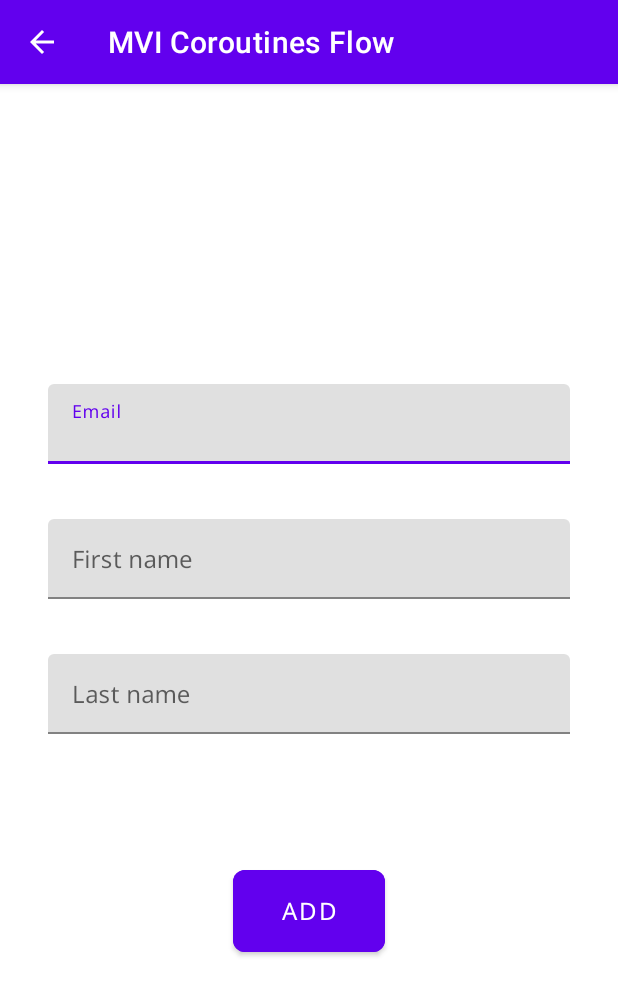
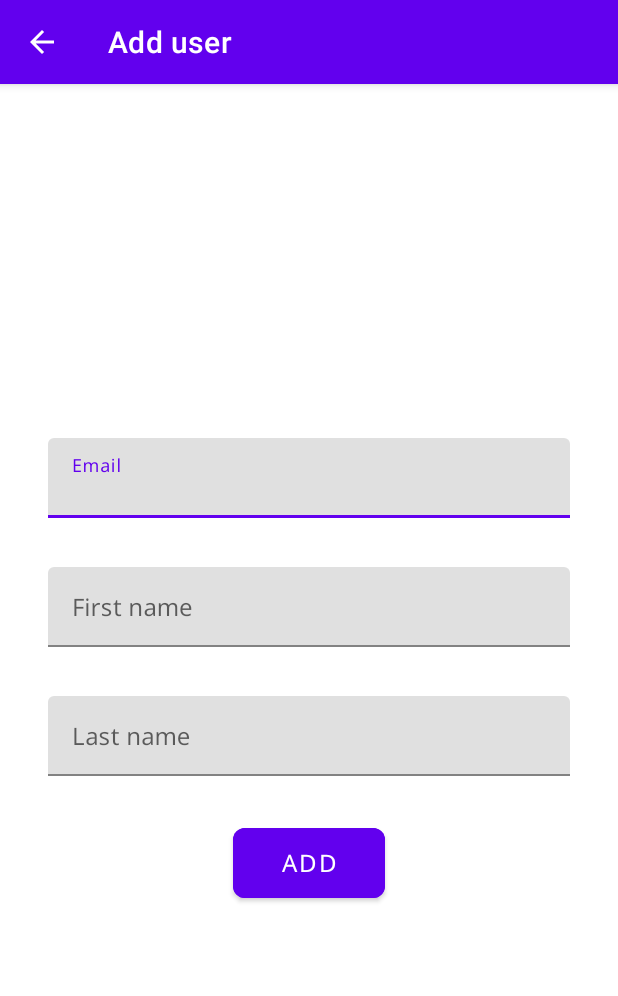
Before and after one commit to Kotlin-Android-Open-Source/MVI-Coroutines-Flow, an Android app: the screen it shows after launch (AddActivity), after a tap on "Add", on a phone screen of 412 x 824 dp. Shown: the top 996 px of the screen. Run offline under Robolectric (Android 15) with nearby library versions, the phone set to English and light mode, and no system bars; libraries missing offline, so code that uses them is left out: coil.api.load; pictures from the network do not load; 8 statements that could not run were skipped.

Commit message:
update (#3)

```diff
--- a/app/src/main/AndroidManifest.xml
+++ b/app/src/main/AndroidManifest.xml
@@ -21,7 +21,9 @@
             </intent-filter>
         </activity>
 
-        <activity android:name=".ui.add.AddActivity" />
+        <activity
+            android:name=".ui.add.AddActivity"
+            android:label="Add user" />
 
         <meta-data
             android:name="preloaded_fonts"
--- a/app/src/main/java/com/hoc/flowmvi/data/UserRepositoryImpl.kt
+++ b/app/src/main/java/com/hoc/flowmvi/data/UserRepositoryImpl.kt
@@ -12,6 +12,7 @@ import kotlinx.coroutines.ExperimentalCoroutinesApi
 import kotlinx.coroutines.FlowPreview
 import kotlinx.coroutines.channels.BroadcastChannel
 import kotlinx.coroutines.channels.Channel
+import kotlinx.coroutines.delay
 import kotlinx.coroutines.flow.*
 import kotlinx.coroutines.withContext
 
@@ -73,6 +74,7 @@ class UserRepositoryImpl(
       val body = domainToBody(user).copy(avatar = avatarUrls.random())
       val response = userApiService.add(body)
       changesChannel.send(Change.Added(responseToDomain(response)))
+      delay(400)
     }
   }
 
--- a/app/src/main/java/com/hoc/flowmvi/ui/add/AddActivity.kt
+++ b/app/src/main/java/com/hoc/flowmvi/ui/add/AddActivity.kt
@@ -6,6 +6,8 @@ import android.view.MenuItem
 import androidx.appcompat.app.AppCompatActivity
 import androidx.core.view.isInvisible
 import androidx.lifecycle.lifecycleScope
+import androidx.transition.AutoTransition
+import androidx.transition.TransitionManager
 import com.hoc.flowmvi.clicks
 import com.hoc.flowmvi.databinding.ActivityAddBinding
 import com.hoc.flowmvi.textChanges
@@ -28,7 +30,7 @@ class AddActivity : AppCompatActivity(), View {
     supportActionBar?.setDisplayHomeAsUpEnabled(true)
 
     setupViews()
-    bindVM()
+    bindVM(addVM)
   }
 
   override fun onOptionsItemSelected(item: MenuItem): Boolean {
@@ -38,7 +40,7 @@ class AddActivity : AppCompatActivity(), View {
     }
   }
 
-  private fun bindVM() {
+  private fun bindVM(addVM: AddVM) {
     // observe view model
     lifecycleScope.launchWhenStarted {
       addVM.viewState
@@ -101,13 +103,18 @@ class AddActivity : AppCompatActivity(), View {
       addBinding.lastNameEditText.error = lastNameErrorMessage
     }
 
+    TransitionManager.beginDelayedTransition(
+        addBinding.root,
+        AutoTransition()
+            .addTarget(addBinding.progressBar)
+            .addTarget(addBinding.addButton)
+            .setDuration(200)
+    )
     addBinding.progressBar.isInvisible = !viewState.isLoading
+    addBinding.addButton.isInvisible = viewState.isLoading
   }
 
-  private fun setupViews() {
-
-  }
-
+  private fun setupViews() = Unit
 
   override fun intents(): Flow<ViewIntent> {
     return merge(
--- a/app/src/main/java/com/hoc/flowmvi/ui/main/MainActivity.kt
+++ b/app/src/main/java/com/hoc/flowmvi/ui/main/MainActivity.kt
@@ -18,6 +18,7 @@ import com.hoc.flowmvi.ui.add.AddActivity
 import com.hoc.flowmvi.ui.main.MainContract.*
 import kotlinx.coroutines.ExperimentalCoroutinesApi
 import kotlinx.coroutines.FlowPreview
+import kotlinx.coroutines.channels.BroadcastChannel
 import kotlinx.coroutines.channels.Channel
 import kotlinx.coroutines.flow.*
 import org.koin.androidx.viewmodel.ext.android.viewModel
@@ -31,14 +32,14 @@ class MainActivity : AppCompatActivity(), View {
   private val userAdapter = UserAdapter()
   private val mainBinding by lazy(NONE) { ActivityMainBinding.inflate(layoutInflater) }
 
-  private val removeChannel = Channel<UserItem>(Channel.UNLIMITED)
+  private val removeChannel = BroadcastChannel<UserItem>(Channel.BUFFERED)
 
   override fun onCreate(savedInstanceState: Bundle?) {
     super.onCreate(savedInstanceState)
     setContentView(mainBinding.root)
 
     setupViews()
-    bindVM()
+    bindVM(mainVM)
   }
 
   override fun onOptionsItemSelected(item: MenuItem): Boolean {
@@ -72,7 +73,7 @@ class MainActivity : AppCompatActivity(), View {
     }
   }
 
-  private fun bindVM() {
+  private fun bindVM(mainVM: MainVM) {
     // observe view model
     lifecycleScope.launchWhenStarted {
       mainVM.viewState
@@ -97,7 +98,7 @@ class MainActivity : AppCompatActivity(), View {
       flowOf(ViewIntent.Initial),
       mainBinding.swipeRefreshLayout.refreshes().map { ViewIntent.Refresh },
       mainBinding.retryButton.clicks().map { ViewIntent.Retry },
-      removeChannel.consumeAsFlow().map { ViewIntent.RemoveUser(it) }
+      removeChannel.asFlow().map { ViewIntent.RemoveUser(it) }
   )
 
   private fun handleSingleEvent(event: SingleEvent) {
--- a/app/src/main/java/com/hoc/flowmvi/ui/main/MainVM.kt
+++ b/app/src/main/java/com/hoc/flowmvi/ui/main/MainVM.kt
@@ -23,7 +23,7 @@ class MainVM(
     private val removeUser: RemoveUserUseCase,
 ) : ViewModel() {
   private val _eventChannel = BroadcastChannel<SingleEvent>(capacity = Channel.BUFFERED)
-  private val _intentChannel = BroadcastChannel<ViewIntent>(capacity = Channel.CONFLATED)
+  private val _intentChannel = BroadcastChannel<ViewIntent>(capacity = Channel.BUFFERED)
 
   val viewState: StateFlow<ViewState>
 
--- a/app/src/main/res/layout/activity_add.xml
+++ b/app/src/main/res/layout/activity_add.xml
@@ -40,7 +40,7 @@
         android:layout_width="0dp"
         android:layout_height="wrap_content"
         android:layout_marginStart="16dp"
-        android:layout_marginTop="8dp"
+        android:layout_marginTop="4dp"
         android:layout_marginEnd="16dp"
         android:hint="First name"
         app:errorEnabled="true"
@@ -70,13 +70,13 @@
         android:layout_width="0dp"
         android:layout_height="wrap_content"
         android:layout_marginStart="16dp"
-        android:layout_marginTop="8dp"
+        android:layout_marginTop="4dp"
         android:layout_marginEnd="16dp"
         android:hint="Last name"
         app:errorEnabled="true"
         app:hintAnimationEnabled="true"
         app:hintEnabled="true"
-        app:layout_constraintBottom_toTopOf="@+id/progressBar"
+        app:layout_constraintBottom_toTopOf="@+id/addButton"
         app:layout_constraintEnd_toEndOf="parent"
         app:layout_constraintHorizontal_bias="0.5"
         app:layout_constraintStart_toStartOf="parent"
@@ -90,6 +90,7 @@
             android:layout_marginTop="8dp"
             android:layout_marginEnd="16dp"
             android:fontFamily="@font/noto_sans"
+            android:imeOptions="actionDone"
             android:inputType="textPersonName"
             android:singleLine="true"
             android:textSize="16sp" />
@@ -104,9 +105,9 @@
         android:elevation="12dp"
         android:fontFamily="@font/noto_sans"
         android:paddingStart="32dp"
-        android:paddingTop="16dp"
+        android:paddingTop="12dp"
         android:paddingEnd="32dp"
-        android:paddingBottom="16dp"
+        android:paddingBottom="12dp"
         android:text="Add"
         android:textColor="@android:color/white"
         android:textSize="16sp"
@@ -115,17 +116,15 @@
         app:layout_constraintEnd_toEndOf="parent"
         app:layout_constraintHorizontal_bias="0.5"
         app:layout_constraintStart_toStartOf="parent"
-        app:layout_constraintTop_toBottomOf="@+id/progressBar" />
+        app:layout_constraintTop_toBottomOf="@+id/lastNameEditText" />
 
     <ProgressBar
         android:id="@+id/progressBar"
         style="?android:attr/progressBarStyle"
         android:layout_width="wrap_content"
         android:layout_height="wrap_content"
-        android:layout_marginTop="8dp"
-        app:layout_constraintBottom_toTopOf="@+id/addButton"
+        app:layout_constraintBottom_toBottomOf="@+id/addButton"
         app:layout_constraintEnd_toEndOf="parent"
-        app:layout_constraintHorizontal_bias="0.5"
         app:layout_constraintStart_toStartOf="parent"
-        app:layout_constraintTop_toBottomOf="@+id/lastNameEditText" />
+        app:layout_constraintTop_toTopOf="@id/addButton" />
 </androidx.constraintlayout.widget.ConstraintLayout>
--- a/build.gradle
+++ b/build.gradle
@@ -8,7 +8,7 @@ buildscript {
         maven { url 'https://dl.bintray.com/kotlin/kotlin-eap' }
     }
     dependencies {
-        classpath 'com.android.tools.build:gradle:3.6.3'
+        classpath 'com.android.tools.build:gradle:4.0.0'
         classpath "org.jetbrains.kotlin:kotlin-gradle-plugin:$kotlin_version"
 
         // NOTE: Do not place your application dependencies here; they belong
```
Also changed, not shown: app/build.gradle (+7 -7 lines), gradle/wrapper/gradle-wrapper.properties.
